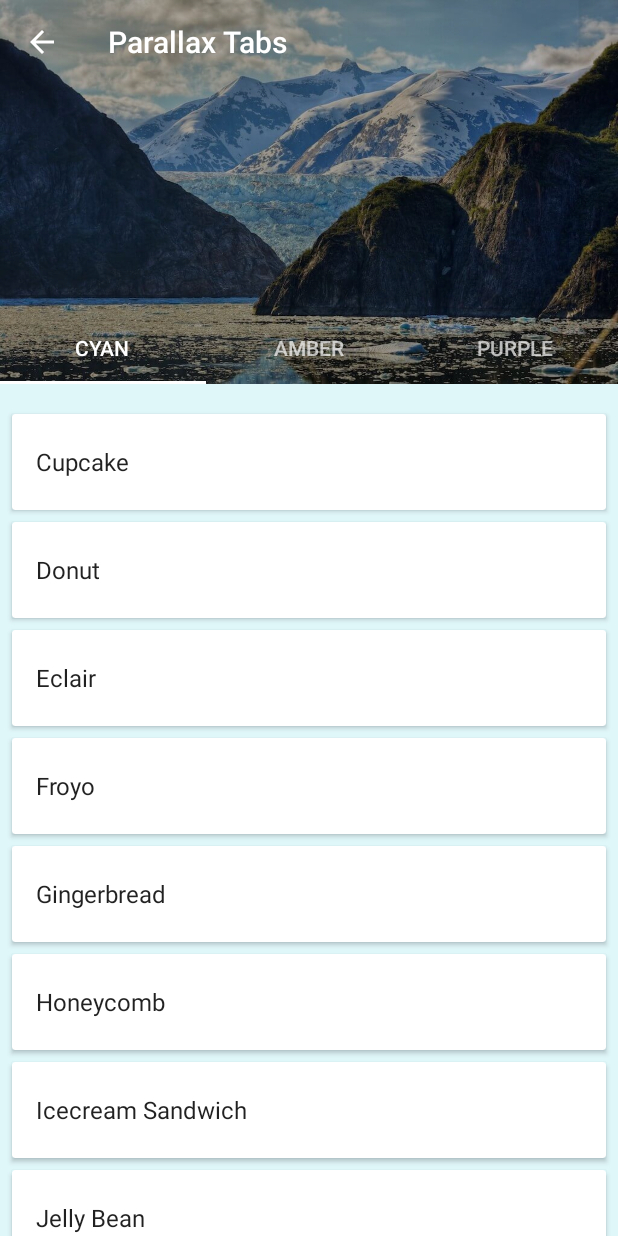
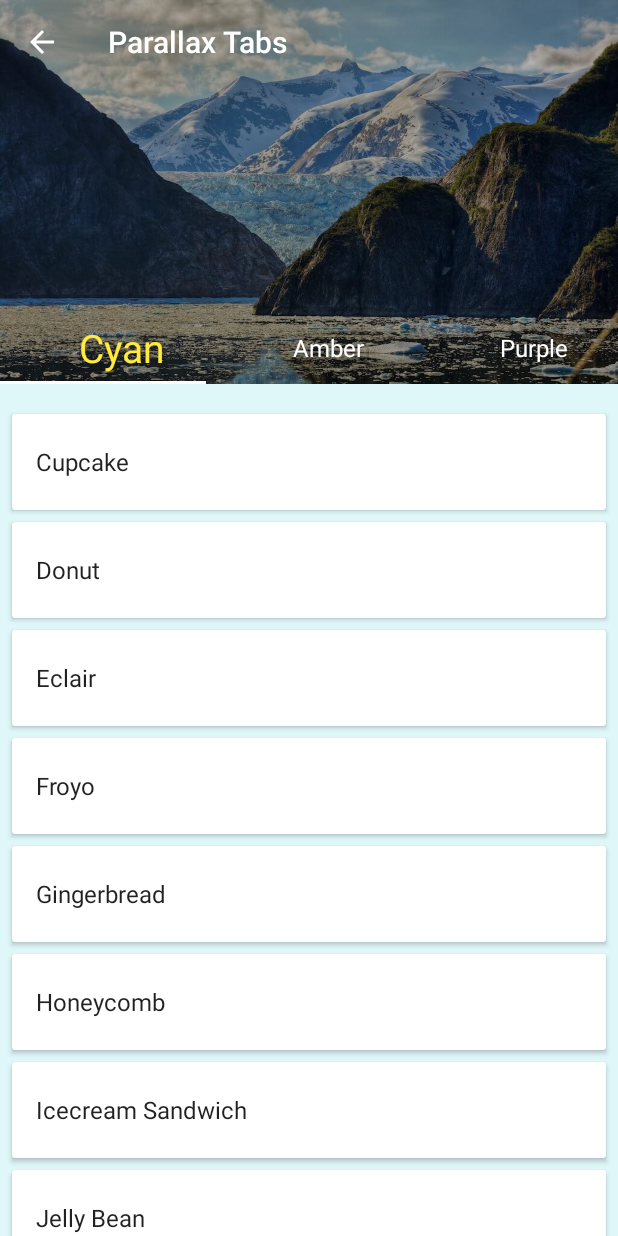
Before and after one commit to ArtemisSoftware/Android-UI, an Android app: the ParallaxTabsActivity screen opened directly, with no data from a screen before it, on a phone screen of 412 x 824 dp. Run offline under Robolectric (Android 15) with nearby library versions, the phone set to English and light mode, and no system bars; libraries missing offline, so code that uses them is left out: androidx.palette.graphics; 1 statement that could not run was skipped.

Commit message:
Customizing tab text

```diff
--- a/app/src/main/java/com/ArtemisSoftware/androidui/coollayouts/ParallaxTabsActivity.java
+++ b/app/src/main/java/com/ArtemisSoftware/androidui/coollayouts/ParallaxTabsActivity.java
@@ -25,6 +25,9 @@ import androidx.palette.graphics.Palette;
  */
 public class ParallaxTabsActivity extends AppCompatActivity implements TabLayout.OnTabSelectedListener {
 
+
+    private ParallaxViewPagerAdapter adapter;
+
     @Override
     protected void onCreate(Bundle savedInstanceState) {
         super.onCreate(savedInstanceState);
@@ -45,14 +48,14 @@ public class ParallaxTabsActivity extends AppCompatActivity implements TabLayout
         tabLayout.setupWithViewPager(viewPager);
         tabLayout.addOnTabSelectedListener(this);
 
-        /*
+
         for (int i = 0; i < tabLayout.getTabCount(); i++) {
             TabLayout.Tab tab = tabLayout.getTabAt(i);
             assert tab != null;
             tab.setCustomView(null);
-            tab.setCustomView(viewPager.getTabView(i));
+            tab.setCustomView(adapter.getTabView(i));
         }
-*/
+
 
         final CollapsingToolbarLayout collapsingToolbarLayout = (CollapsingToolbarLayout) findViewById(R.id.htab_collapse_toolbar);
 
@@ -77,6 +80,7 @@ public class ParallaxTabsActivity extends AppCompatActivity implements TabLayout
         }
 
 
+        highLightCurrentTab(0); // for initial selected tab view
     }
 
 
@@ -85,7 +89,7 @@ public class ParallaxTabsActivity extends AppCompatActivity implements TabLayout
     }
 
     private void setupViewPager(ViewPager viewPager) {
-        ParallaxViewPagerAdapter adapter = new ParallaxViewPagerAdapter(getSupportFragmentManager(), this);
+        adapter = new ParallaxViewPagerAdapter(getSupportFragmentManager(), this);
         adapter.addFrag(new ParallaxFragment(ContextCompat.getColor(this, R.color.cyan_50)), "Cyan");
         adapter.addFrag(new ParallaxFragment(ContextCompat.getColor(this, R.color.amber_50)), "Amber");
         adapter.addFrag(new ParallaxFragment(ContextCompat.getColor(this, R.color.purple_50)), "Purple");
@@ -121,6 +125,27 @@ public class ParallaxTabsActivity extends AppCompatActivity implements TabLayout
 
     }
 
+
+    private void highLightCurrentTab(int position) {
+
+        TabLayout tabLayout = findViewById(R.id.htab_tabs);
+
+        for (int i = 0; i < tabLayout.getTabCount(); i++) {
+            TabLayout.Tab tab = tabLayout.getTabAt(i);
+            assert tab != null;
+            tab.setCustomView(null);
+            tab.setCustomView(adapter.getTabView(i));
+        }
+
+        TabLayout.Tab tab = tabLayout.getTabAt(position);
+        assert tab != null;
+        tab.setCustomView(null);
+        tab.setCustomView(adapter.getSelectedTabView(position));
+    }
+
+
+
+
         /*
     @Override
     public boolean onCreateOptionsMenu(Menu menu) {
--- a/app/src/main/java/com/ArtemisSoftware/androidui/coollayouts/adapters/ParallaxViewPagerAdapter.java
+++ b/app/src/main/java/com/ArtemisSoftware/androidui/coollayouts/adapters/ParallaxViewPagerAdapter.java
@@ -3,10 +3,14 @@ package com.ArtemisSoftware.androidui.coollayouts.adapters;
 import android.content.Context;
 import android.view.LayoutInflater;
 import android.view.View;
+import android.widget.TextView;
 
+import androidx.core.content.ContextCompat;
 import androidx.fragment.app.Fragment;
 import androidx.fragment.app.FragmentManager;
 import androidx.fragment.app.FragmentPagerAdapter;
+
+import com.ArtemisSoftware.androidui.R;
 
 import java.util.ArrayList;
 import java.util.List;
@@ -47,14 +51,23 @@ public class ParallaxViewPagerAdapter extends FragmentPagerAdapter {
 
 
 
-    /*
+
     public View getTabView(int position) {
-        View view = LayoutInflater.from(context).inflate(R.layout.custom_tab, null);
+        View view = LayoutInflater.from(context).inflate(R.layout.parallax_tab, null);
         TextView tabTextView = view.findViewById(R.id.tabTextView);
         tabTextView.setText(mFragmentTitleList.get(position));
-        ImageView tabImageView = view.findViewById(R.id.tabImageView);
-        tabImageView.setImageResource(mFragmentIconList.get(position));
+        //ImageView tabImageView = view.findViewById(R.id.tabImageView);
+        //tabImageView.setImageResource(mFragmentIconList.get(position));
         return view;
     }
-    */
+
+    public View getSelectedTabView(int position) {
+        View view = LayoutInflater.from(context).inflate(R.layout.parallax_tab, null);
+        TextView tabTextView = view.findViewById(R.id.tabTextView);
+        tabTextView.setText(mFragmentTitleList.get(position));
+        tabTextView.setTextSize(26); // for big text, increase text size
+        tabTextView.setTextColor(ContextCompat.getColor(context, R.color.yellow));
+        return view;
+    }
+
 }
```
